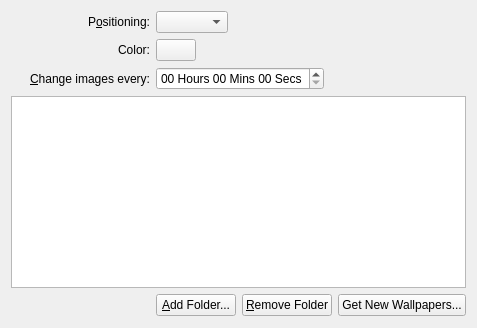
First picture: the form in plasma/wallpapers/image/slideshowconfig.ui, repository mgottschlag/kwin-tiling, before the edit.
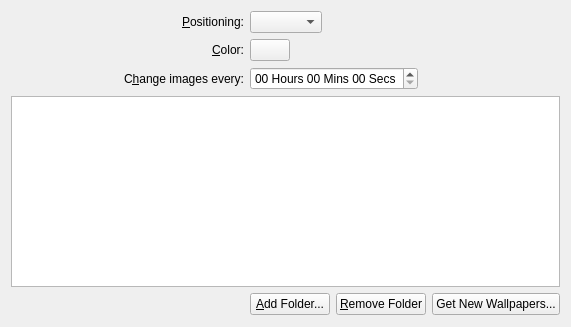
Second picture: the form after the edit. Custom widgets are drawn as their Qt base class.

Commit message: A couple of strings have been changed.

Patch:
```diff
--- a/plasma/wallpapers/image/slideshowconfig.ui
+++ b/plasma/wallpapers/image/slideshowconfig.ui
@@ -2,11 +2,19 @@
 <ui version="4.0">
  <class>SlideshowConfig</class>
  <widget class="QWidget" name="SlideshowConfig">
+  <property name="geometry">
+   <rect>
+    <x>0</x>
+    <y>0</y>
+    <width>571</width>
+    <height>327</height>
+   </rect>
+  </property>
   <layout class="QGridLayout" name="gridLayout">
    <item row="0" column="0">
     <widget class="QLabel" name="label_4">
      <property name="text">
-      <string>P&amp;ositioning:</string>
+      <string>&amp;Positioning:</string>
      </property>
      <property name="alignment">
       <set>Qt::AlignRight|Qt::AlignTrailing|Qt::AlignVCenter</set>
@@ -46,7 +54,7 @@
    <item row="1" column="0">
     <widget class="QLabel" name="label_5">
      <property name="text">
-      <string>Color:</string>
+      <string>&amp;Color:</string>
      </property>
      <property name="alignment">
       <set>Qt::AlignRight|Qt::AlignTrailing|Qt::AlignVCenter</set>
@@ -100,7 +108,7 @@
       </sizepolicy>
      </property>
      <property name="text">
-      <string>&amp;Change images every:</string>
+      <string>C&amp;hange images every:</string>
      </property>
      <property name="alignment">
       <set>Qt::AlignRight|Qt::AlignTrailing|Qt::AlignVCenter</set>
```
